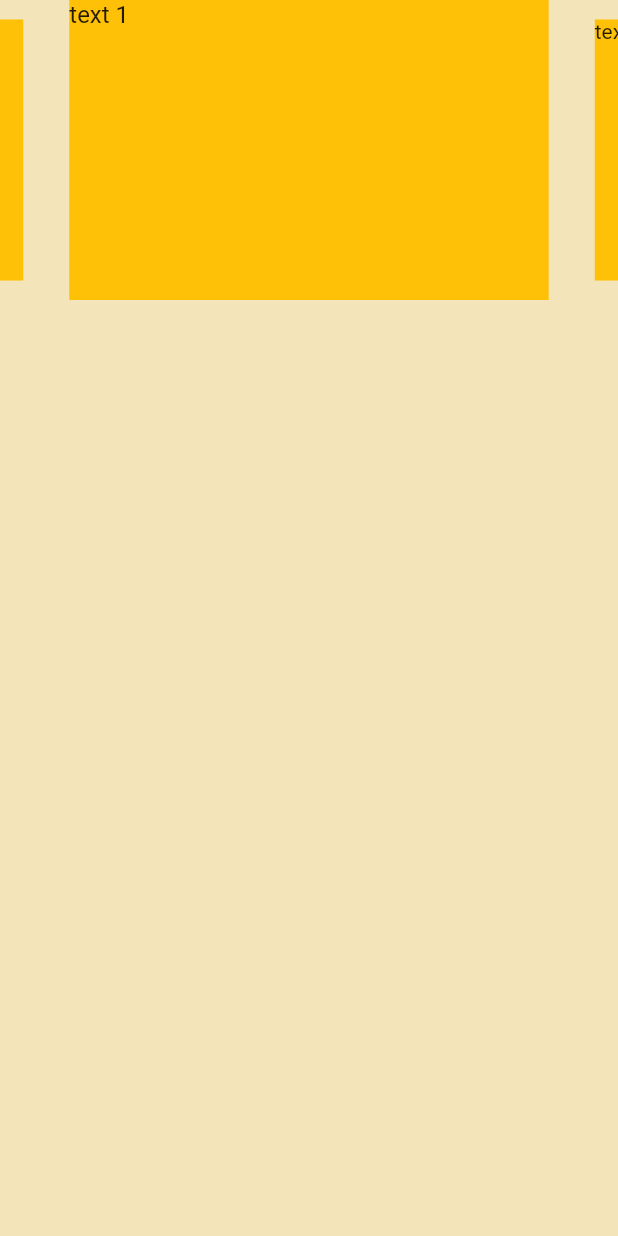
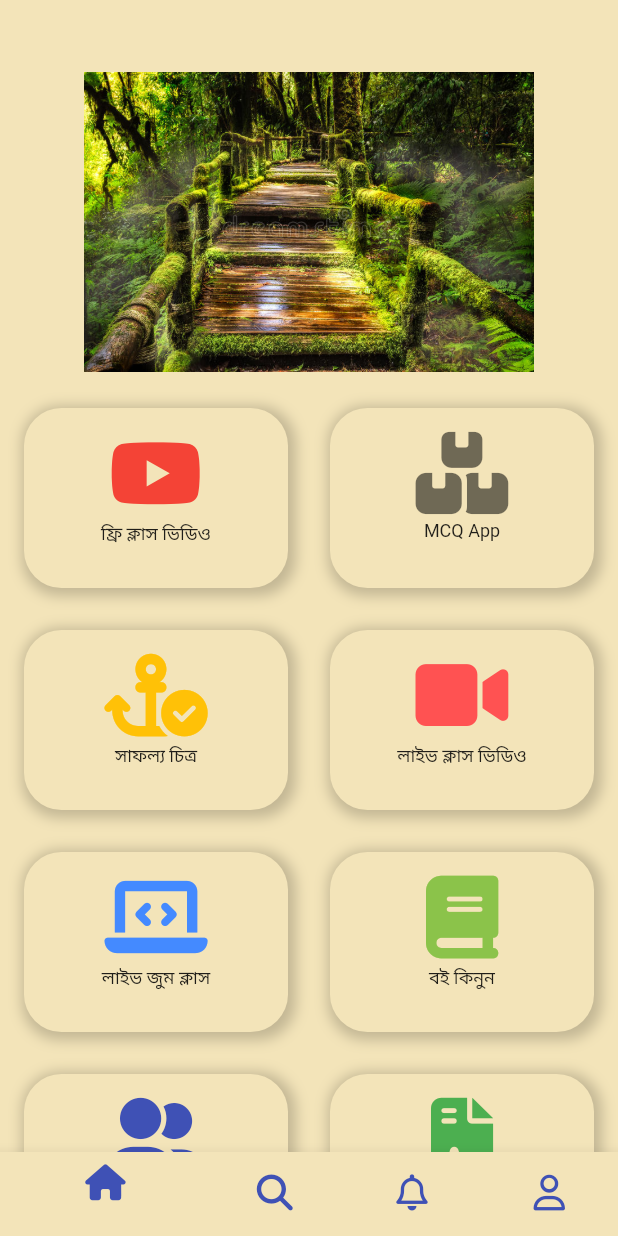
Before and after one commit to HasanAlHridoy/shekhor, a Flutter app: the screen it shows after launch, on a phone screen of 412 x 824 dp. Run offline on Flutter 3.47's test engine with Material 2 defaults, Android fonts, the phone set to English and light mode, and no system bars; drawn by our look-alikes of carousel_slider; our stand-ins replace font_awesome_flutter, get.

Commit message:
push from hasan

```diff
--- a/lib/app/modules/home/views/home_view.dart
+++ b/lib/app/modules/home/views/home_view.dart
@@ -1,8 +1,11 @@
 import 'package:flutter/material.dart';
+import 'package:font_awesome_flutter/font_awesome_flutter.dart';
 
 import 'package:get/get.dart';
 
+import '../../../../widgets/bottom_navigation.dart';
 import '../../../../widgets/carousel.dart';
+import '../../../../widgets/reuable_card.dart';
 import '../controllers/home_controller.dart';
 
 import 'package:carousel_slider/carousel_slider.dart';
@@ -13,11 +16,112 @@ class HomeView extends GetView<HomeController> {
     return Scaffold(
         backgroundColor: Color(0xffF3E4B9),
         body: SingleChildScrollView(
-          child: Column(
-            children: [
+          child: Padding(
+            padding: const EdgeInsets.only(top: 48.0, right: 16, left: 16),
+            child: Column(children: [
               CarouselSliderHome(),
-            ],
+              SizedBox(
+                height: 24.0,
+              ),
+              Row(
+                children: [
+                  Expanded(
+                    child: ReusableCard(
+                      icon: FontAwesomeIcons.youtube,
+                      color: Colors.red,
+                      iconLabel: 'ফ্রি ক্লাস ভিডিও',
+                    ),
+                  ),
+                  SizedBox(
+                    width: 28.0,
+                  ),
+                  Expanded(
+                    child: ReusableCard(
+                      icon: FontAwesomeIcons.boxes,
+                      color: Colors.black54,
+                      iconLabel: 'MCQ App',
+                    ),
+                  ),
+                ],
+              ),
+              SizedBox(
+                height: 28.0,
+              ),
+              Row(
+                children: [
+                  Expanded(
+                    child: ReusableCard(
+                      icon: FontAwesomeIcons.anchorCircleCheck,
+                      color: Colors.amber,
+                      iconLabel: 'সাফল্য চিত্র',
+                    ),
+                  ),
+                  SizedBox(
+                    width: 28.0,
+                  ),
+                  Expanded(
+                    child: ReusableCard(
+                      icon: FontAwesomeIcons.video,
+                      color: Colors.redAccent,
+                      iconLabel: 'লাইভ ক্লাস ভিডিও',
+                    ),
+                  ),
+                ],
+              ),
+              SizedBox(
+                height: 28.0,
+              ),
+              Row(
+                children: [
+                  Expanded(
+                    child: ReusableCard(
+                      icon: FontAwesomeIcons.laptopCode,
+                      color: Colors.blueAccent,
+                      iconLabel: 'লাইভ জুম ক্লাস',
+                    ),
+                  ),
+                  SizedBox(
+                    width: 28.0,
+                  ),
+                  Expanded(
+                    child: ReusableCard(
+                      icon: FontAwesomeIcons.book,
+                      color: Colors.lightGreen,
+                      iconLabel: 'বই কিনুন',
+                    ),
+                  ),
+                ],
+              ),
+              SizedBox(
+                height: 28.0,
+              ),
+              Row(
+                children: [
+                  Expanded(
+                    child: ReusableCard(
+                      icon: FontAwesomeIcons.userGroup,
+                      color: Colors.indigo,
+                      iconLabel: 'About Us',
+                    ),
+                  ),
+                  SizedBox(
+                    width: 28.0,
+                  ),
+                  Expanded(
+                    child: ReusableCard(
+                      icon: FontAwesomeIcons.fileContract,
+                      color: Colors.green,
+                      iconLabel: 'বিগত সালের প্রশ্ন পত্র',
+                    ),
+                  ),
+                ],
+              ),
+              SizedBox(
+                height: 28.0,
+              ),
+            ]),
           ),
-        ));
+        ),
+        bottomNavigationBar: BottomNavigation());
   }
 }
--- /dev/null
+++ b/lib/widgets/bottom_navigation.dart
@@ -0,0 +1,43 @@
+import 'package:flutter/material.dart';
+import 'package:font_awesome_flutter/font_awesome_flutter.dart';
+
+class BottomNavigation extends StatelessWidget {
+  const BottomNavigation({Key? key}) : super(key: key);
+
+  @override
+  Widget build(BuildContext context) {
+    return BottomNavigationBar(
+      items: const <BottomNavigationBarItem>[
+        BottomNavigationBarItem(
+          backgroundColor: Color(0xffF3E4B9),
+          icon: Icon(
+            FontAwesomeIcons.home,
+            color: Colors.indigo,
+          ),
+          label: '',
+        ),
+        BottomNavigationBarItem(
+          icon: Icon(
+            FontAwesomeIcons.search,
+            color: Colors.indigo,
+          ),
+          label: '',
+        ),
+        BottomNavigationBarItem(
+          icon: Icon(
+            FontAwesomeIcons.bell,
+            color: Colors.indigo,
+          ),
+          label: '',
+        ),
+        BottomNavigationBarItem(
+          icon: Icon(
+            FontAwesomeIcons.user,
+            color: Colors.indigo,
+          ),
+          label: '',
+        ),
+      ],
+    );
+  }
+}
--- a/lib/widgets/carousel.dart
+++ b/lib/widgets/carousel.dart
@@ -14,35 +14,33 @@ class CarouselSliderHome extends StatelessWidget {
 
   @override
   Widget build(BuildContext context) {
-    return CarouselSlider(
+    return Column(
+      children: [
+        CarouselSlider(
           options: CarouselOptions(
             height: 200,
             aspectRatio: 16 / 9,
-        viewportFraction: 0.8,
-        initialPage: 0,
+            viewportFraction: 1,
             enableInfiniteScroll: true,
             reverse: false,
             autoPlay: true,
             autoPlayInterval: Duration(seconds: 3),
             autoPlayAnimationDuration: Duration(milliseconds: 800),
-        autoPlayCurve: Curves.fastOutSlowIn,
-        enlargeCenterPage: true,
             scrollDirection: Axis.horizontal,
           ),
-      items: [1, 2, 3, 4, 5].map((i) {
+          items: [0, 1, 2, 3, 4].map((i) {
             return Builder(
               builder: (BuildContext context) {
                 return Container(
                   width: MediaQuery.of(context).size.width,
                   margin: EdgeInsets.symmetric(horizontal: 5.0),
-                decoration: BoxDecoration(color: Colors.amber),
-                child: Text(
-                  'text $i',
-                  style: TextStyle(fontSize: 16.0),
-                ));
+                  child: Image.asset(imgList[i]),
+                );
               },
             );
           }).toList(),
+        ),
+      ],
     );
   }
 }
--- /dev/null
+++ b/lib/widgets/reuable_card.dart
@@ -0,0 +1,59 @@
+import 'package:flutter/material.dart';
+import 'package:font_awesome_flutter/font_awesome_flutter.dart';
+
+class ReusableCard extends StatelessWidget {
+  final String? iconLabel;
+  final IconData? icon;
+  final Color? color;
+
+  const ReusableCard({Key? key, this.iconLabel, this.icon, this.color})
+      : super(key: key);
+
+  @override
+  Widget build(BuildContext context) {
+    return GestureDetector(
+      onTap: () {
+        print('click');
+      },
+      child: Container(
+        child: Center(
+          child: Padding(
+            padding: const EdgeInsets.all(16.0),
+            child: Column(
+              children: [
+                FaIcon(
+                  icon,
+                  size: 55,
+                  color: color,
+                ),
+                Padding(
+                  padding: const EdgeInsets.all(4.0),
+                  child: Text(
+                    iconLabel!,
+                    style: TextStyle(
+                      fontSize: 12.0,
+                    ),
+                  ),
+                ),
+              ],
+            ),
+          ),
+        ),
+        height: 120,
+        decoration: BoxDecoration(
+          color: Color(0xffF3E4B9),
+          boxShadow: [
+            BoxShadow(
+              color: Color(0xff000000).withOpacity(0.2),
+              spreadRadius: 3,
+              blurRadius: 7,
+              offset: Offset(2, 2), // changes position of shadow
+              blurStyle: BlurStyle.normal,
+            ),
+          ],
+          borderRadius: BorderRadius.circular(25.0),
+        ),
+      ),
+    );
+  }
+}
--- a/pubspec.yaml
+++ b/pubspec.yaml
@@ -8,6 +8,7 @@ environment:
 dependencies:
   cupertino_icons: ^1.0.2
   carousel_slider: ^4.1.1
+  font_awesome_flutter: ^10.1.0
   get: 4.6.1
   flutter:
     sdk: flutter
```
Also changed, not shown: pubspec.lock. Lines whose indentation alone changed are shown as unchanged.
